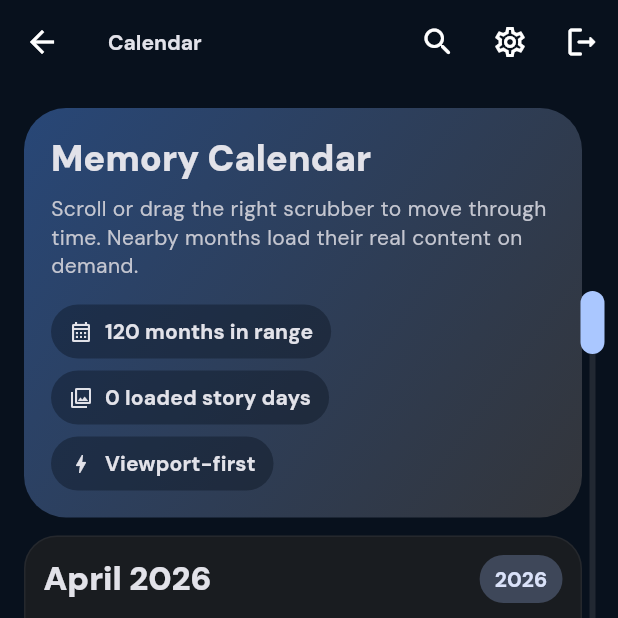
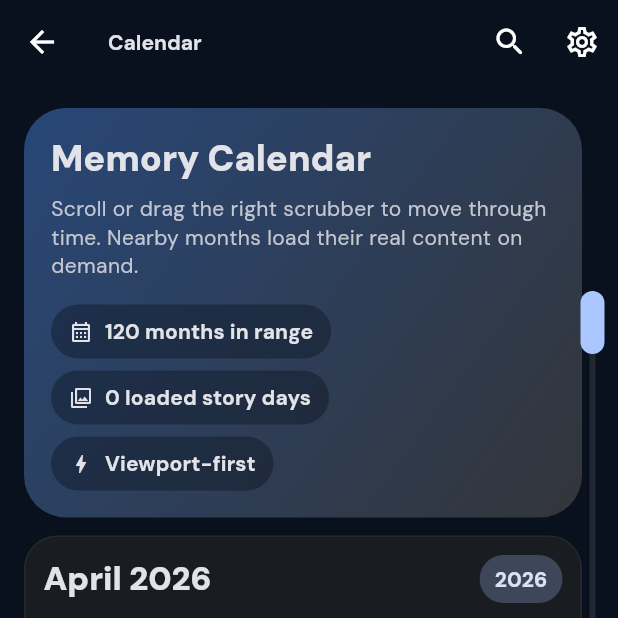
Before and after one commit to ThoreKoritzius/Blue-Mobile, a Flutter app: the HomeShell screen opened directly, item 2 of the bottom bar chosen, on a phone screen of 412 x 824 dp, the top half of it. Run offline on Flutter 3.47's test engine with Material 3 defaults, Android fonts, the phone set to English and light mode, and no system bars; our stand-ins replace cached_network_image, file_picker, flutter_map, flutter_markdown, flutter_riverpod, flutter_secure_storage and 5 more; missing offline and left inert: dart:html, flutter_web_auth_2, google_polyline_algorithm; accounts and stored records are empty; network calls fail; statements that could not run were skipped.

Commit message:
chore: app styling

```diff
--- a/lib/core/network/graphql_service.dart
+++ b/lib/core/network/graphql_service.dart
@@ -96,6 +96,7 @@ class GraphqlService {
     Map<String, dynamic> variables = const {},
     required List<MultipartUploadFile> files,
     required void Function(int sentBytes, int totalBytes) onProgress,
+    Duration? timeout,
   }) async {
     try {
       final request = _ProgressMultipartRequest(
@@ -127,7 +128,7 @@ class GraphqlService {
         );
       }
 
-      final streamed = await request.send().timeout(requestTimeout);
+      final streamed = await request.send().timeout(timeout ?? requestTimeout);
       final response = await http.Response.fromStream(streamed);
       final decoded = jsonDecode(response.body);
       if (decoded is! Map<String, dynamic>) {
--- a/lib/features/home/home_shell.dart
+++ b/lib/features/home/home_shell.dart
@@ -104,12 +104,6 @@ class _HomeShellState extends ConsumerState<HomeShell> {
             },
             icon: const Icon(Icons.settings_outlined),
           ),
-          IconButton(
-            tooltip: 'Logout',
-            onPressed: () =>
-                ref.read(authControllerProvider.notifier).signOut(),
-            icon: const Icon(Icons.logout_rounded),
-          ),
         ],
       ),
       body: IndexedStack(index: tabIndex, children: pages),
```
Also changed, not shown: lib/features/settings/settings_page.dart (+10 -3 lines), 15 other files.
